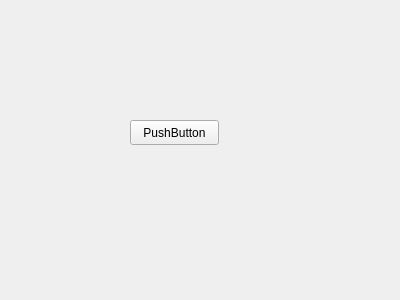
The window that atom_rviz_plugin/src/ui/calibration_panel.ui (lardemua/atom_rviz_plugin) describes before a commit, drawn with Qt 5.
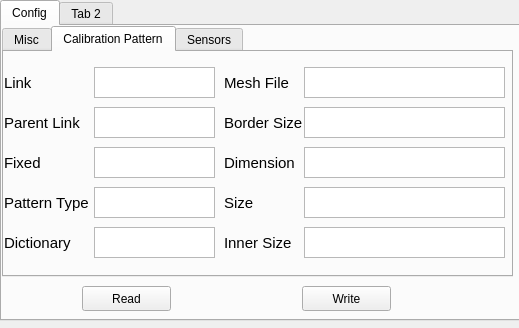
The same window after the commit.

```diff
--- a/atom_rviz_plugin/src/ui/calibration_panel.ui
+++ b/atom_rviz_plugin/src/ui/calibration_panel.ui
@@ -6,25 +6,1034 @@
    <rect>
     <x>0</x>
     <y>0</y>
-    <width>400</width>
-    <height>300</height>
+    <width>519</width>
+    <height>328</height>
    </rect>
   </property>
   <property name="windowTitle">
    <string>FirstWidget</string>
   </property>
-  <widget class="QPushButton" name="pushButton">
+  <widget class="QTabWidget" name="mainTabs">
    <property name="geometry">
     <rect>
-     <x>130</x>
-     <y>120</y>
-     <width>89</width>
-     <height>25</height>
+     <x>0</x>
+     <y>0</y>
+     <width>521</width>
+     <height>321</height>
     </rect>
    </property>
-   <property name="text">
-    <string>PushButton</string>
+   <property name="currentIndex">
+    <number>0</number>
    </property>
+   <widget class="QWidget" name="configTab">
+    <attribute name="title">
+     <string>Config</string>
+    </attribute>
+    <widget class="QTabWidget" name="configurationTabs">
+     <property name="enabled">
+      <bool>true</bool>
+     </property>
+     <property name="geometry">
+      <rect>
+       <x>0</x>
+       <y>0</y>
+       <width>511</width>
+       <height>251</height>
+      </rect>
+     </property>
+     <property name="currentIndex">
+      <number>1</number>
+     </property>
+     <widget class="QWidget" name="miscellaneousParamsTab">
+      <attribute name="title">
+       <string>Misc</string>
+      </attribute>
+      <widget class="QTextEdit" name="paramDescriptionFileTextEdit">
+       <property name="enabled">
+        <bool>true</bool>
+       </property>
+       <property name="geometry">
+        <rect>
+         <x>130</x>
+         <y>10</y>
+         <width>371</width>
+         <height>41</height>
+        </rect>
+       </property>
+       <property name="sizePolicy">
+        <sizepolicy hsizetype="Expanding" vsizetype="Expanding">
+         <horstretch>0</horstretch>
+         <verstretch>0</verstretch>
+        </sizepolicy>
+       </property>
+       <property name="minimumSize">
+        <size>
+         <width>0</width>
+         <height>0</height>
+        </size>
+       </property>
+       <property name="maximumSize">
+        <size>
+         <width>16777215</width>
+         <height>16777215</height>
+        </size>
+       </property>
+       <property name="sizeIncrement">
+        <size>
+         <width>0</width>
+         <height>-31072</height>
+        </size>
+       </property>
+       <property name="baseSize">
+        <size>
+         <width>0</width>
+         <height>0</height>
+        </size>
+       </property>
+      </widget>
+      <widget class="QLabel" name="paramBagFileLabel">
+       <property name="geometry">
+        <rect>
+         <x>10</x>
+         <y>60</y>
+         <width>91</width>
+         <height>17</height>
+        </rect>
+       </property>
+       <property name="text">
+        <string>bag_file</string>
+       </property>
+      </widget>
+      <widget class="QLabel" name="paramAnchoredSensorLabel">
+       <property name="geometry">
+        <rect>
+         <x>10</x>
+         <y>140</y>
+         <width>131</width>
+         <height>17</height>
+        </rect>
+       </property>
+       <property name="text">
+        <string>anchored_sensor</string>
+       </property>
+      </widget>
+      <widget class="QTextEdit" name="paramWorldLinkTextEdit">
+       <property name="geometry">
+        <rect>
+         <x>130</x>
+         <y>100</y>
+         <width>371</width>
+         <height>27</height>
+        </rect>
+       </property>
+      </widget>
+      <widget class="QTextEdit" name="paramAnchoredSensorTextEdit">
+       <property name="geometry">
+        <rect>
+         <x>130</x>
+         <y>140</y>
+         <width>371</width>
+         <height>27</height>
+        </rect>
+       </property>
+      </widget>
+      <widget class="QLabel" name="paramDescriptionFileLabel">
+       <property name="geometry">
+        <rect>
+         <x>10</x>
+         <y>20</y>
+         <width>111</width>
+         <height>17</height>
+        </rect>
+       </property>
+       <property name="text">
+        <string>description_file</string>
+       </property>
+      </widget>
+      <widget class="QTextEdit" name="paramBagFileTextEdit">
+       <property name="geometry">
+        <rect>
+         <x>130</x>
+         <y>60</y>
+         <width>371</width>
+         <height>27</height>
+        </rect>
+       </property>
+      </widget>
+      <widget class="QLabel" name="paramWorldLinkLabel">
+       <property name="geometry">
+        <rect>
+         <x>10</x>
+         <y>100</y>
+         <width>81</width>
+         <height>17</height>
+        </rect>
+       </property>
+       <property name="text">
+        <string>world_link</string>
+       </property>
+      </widget>
+      <widget class="QTextEdit" name="paramMaxDurationTextEdit">
+       <property name="geometry">
+        <rect>
+         <x>130</x>
+         <y>180</y>
+         <width>371</width>
+         <height>27</height>
+        </rect>
+       </property>
+      </widget>
+      <widget class="QLabel" name="paramMaxDurationLabel">
+       <property name="geometry">
+        <rect>
+         <x>10</x>
+         <y>177</y>
+         <width>111</width>
+         <height>51</height>
+        </rect>
+       </property>
+       <property name="font">
+        <font>
+         <pointsize>11</pointsize>
+        </font>
+       </property>
+       <property name="text">
+        <string>max_duration_
+between_msgs
+</string>
+       </property>
+      </widget>
+     </widget>
+     <widget class="QWidget" name="calibrationPatternTab">
+      <attribute name="title">
+       <string>Calibration Pattern</string>
+      </attribute>
+      <widget class="QTextEdit" name="paramCalibPatLinkTextEdit">
+       <property name="enabled">
+        <bool>true</bool>
+       </property>
+       <property name="geometry">
+        <rect>
+         <x>90</x>
+         <y>15</y>
+         <width>121</width>
+         <height>31</height>
+        </rect>
+       </property>
+       <property name="sizePolicy">
+        <sizepolicy hsizetype="Expanding" vsizetype="Expanding">
+         <horstretch>0</horstretch>
+         <verstretch>0</verstretch>
+        </sizepolicy>
+       </property>
+       <property name="minimumSize">
+        <size>
+         <width>0</width>
+         <height>0</height>
+        </size>
+       </property>
+       <property name="maximumSize">
+        <size>
+         <width>16777215</width>
+         <height>16777215</height>
+        </size>
+       </property>
+       <property name="sizeIncrement">
+        <size>
+         <width>0</width>
+         <height>-31072</height>
+        </size>
+       </property>
+       <property name="baseSize">
+        <size>
+         <width>0</width>
+         <height>0</height>
+        </size>
+       </property>
+       <property name="font">
+        <font>
+         <pointsize>10</pointsize>
+        </font>
+       </property>
+      </widget>
+      <widget class="QLabel" name="paramCalibPatLinkLabel">
+       <property name="geometry">
+        <rect>
+         <x>0</x>
+         <y>22</y>
+         <width>71</width>
+         <height>17</height>
+        </rect>
+       </property>
+       <property name="font">
+        <font>
+         <pointsize>11</pointsize>
+        </font>
+       </property>
+       <property name="text">
+        <string>Link</string>
+       </property>
+      </widget>
+      <widget class="QTextEdit" name="paramCalibPatParentLinkTextEdit">
+       <property name="enabled">
+        <bool>true</bool>
+       </property>
+       <property name="geometry">
+        <rect>
+         <x>90</x>
+         <y>55</y>
+         <width>121</width>
+         <height>31</height>
+        </rect>
+       </property>
+       <property name="sizePolicy">
+        <sizepolicy hsizetype="Expanding" vsizetype="Expanding">
+         <horstretch>0</horstretch>
+         <verstretch>0</verstretch>
+        </sizepolicy>
+       </property>
+       <property name="minimumSize">
+        <size>
+         <width>0</width>
+         <height>0</height>
+        </size>
+       </property>
+       <property name="maximumSize">
+        <size>
+         <width>16777215</width>
+         <height>16777215</height>
+        </size>
+       </property>
+       <property name="sizeIncrement">
+        <size>
+         <width>0</width>
+         <height>-31072</height>
+        </size>
+       </property>
+       <property name="baseSize">
+        <size>
+         <width>0</width>
+         <height>0</height>
+        </size>
+       </property>
+       <property name="font">
+        <font>
+         <pointsize>10</pointsize>
+        </font>
+       </property>
+      </widget>
+      <widget class="QLabel" name="paramCalibPatParentLinkLabel">
+       <property name="geometry">
+        <rect>
+         <x>0</x>
+         <y>62</y>
+         <width>81</width>
+         <height>17</height>
+        </rect>
+       </property>
+       <property name="font">
+        <font>
+         <pointsize>11</pointsize>
+        </font>
+       </property>
+       <property name="text">
+        <string>Parent Link</string>
+       </property>
+      </widget>
+      <widget class="QLabel" name="paramCalibPatFixedLabel">
+       <property name="geometry">
+        <rect>
+         <x>0</x>
+         <y>102</y>
+         <width>71</width>
+         <height>17</height>
+        </rect>
+       </property>
+       <property name="font">
+        <font>
+         <pointsize>11</pointsize>
+        </font>
+       </property>
+       <property name="text">
+        <string>Fixed</string>
+       </property>
+      </widget>
+      <widget class="QTextEdit" name="paramCalibPatFixedTextEdit">
+       <property name="enabled">
+        <bool>true</bool>
+       </property>
+       <property name="geometry">
+        <rect>
+         <x>90</x>
+         <y>95</y>
+         <width>121</width>
+         <height>31</height>
+        </rect>
+       </property>
+       <property name="sizePolicy">
+        <sizepolicy hsizetype="Expanding" vsizetype="Expanding">
+         <horstretch>0</horstretch>
+         <verstretch>0</verstretch>
+        </sizepolicy>
+       </property>
+       <property name="minimumSize">
+        <size>
+         <width>0</width>
+         <height>0</height>
+        </size>
+       </property>
+       <property name="maximumSize">
+        <size>
+         <width>16777215</width>
+         <height>16777215</height>
+        </size>
+       </property>
+       <property name="sizeIncrement">
+        <size>
+         <width>0</width>
+         <height>-31072</height>
+        </size>
+       </property>
+       <property name="baseSize">
+        <size>
+         <width>0</width>
+         <height>0</height>
+        </size>
+       </property>
+       <property name="font">
+        <font>
+         <pointsize>10</pointsize>
+        </font>
+       </property>
+      </widget>
+      <widget class="QLabel" name="paramCalibPatPatternTypeLabel">
+       <property name="geometry">
+        <rect>
+         <x>0</x>
+         <y>142</y>
+         <width>91</width>
+         <height>17</height>
+        </rect>
+       </property>
+       <property name="font">
+        <font>
+         <pointsize>11</pointsize>
+        </font>
+       </property>
+       <property name="text">
+        <string>Pattern Type</string>
+       </property>
+      </widget>
+      <widget class="QTextEdit" name="paramCalibPatPatternTypeTextEdit">
+       <property name="enabled">
+        <bool>true</bool>
+       </property>
+       <property name="geometry">
+        <rect>
+         <x>90</x>
+         <y>135</y>
+         <width>121</width>
+         <height>31</height>
+        </rect>
+       </property>
+       <property name="sizePolicy">
+        <sizepolicy hsizetype="Expanding" vsizetype="Expanding">
+         <horstretch>0</horstretch>
+         <verstretch>0</verstretch>
+        </sizepolicy>
+       </property>
+       <property name="minimumSize">
+        <size>
+         <width>0</width>
+         <height>0</height>
+        </size>
+       </property>
+       <property name="maximumSize">
+        <size>
+         <width>16777215</width>
+         <height>16777215</height>
+        </size>
+       </property>
+       <property name="sizeIncrement">
+        <size>
+         <width>0</width>
+         <height>-31072</height>
+        </size>
+       </property>
+       <property name="baseSize">
+        <size>
+         <width>0</width>
+         <height>0</height>
+        </size>
+       </property>
+       <property name="font">
+        <font>
+         <pointsize>10</pointsize>
+        </font>
+       </property>
+      </widget>
+      <widget class="QLabel" name="paramCalibPatDictionaryLabel">
+       <property name="geometry">
+        <rect>
+         <x>0</x>
+         <y>182</y>
+         <width>71</width>
+         <height>17</height>
+        </rect>
+       </property>
+       <property name="font">
+        <font>
+         <pointsize>11</pointsize>
+        </font>
+       </property>
+       <property name="text">
+        <string>Dictionary</string>
+       </property>
+      </widget>
+      <widget class="QTextEdit" name="paramCalibPatDictionaryTextEdit">
+       <property name="enabled">
+        <bool>true</bool>
+       </property>
+       <property name="geometry">
+        <rect>
+         <x>90</x>
+         <y>175</y>
+         <width>121</width>
+         <height>31</height>
+        </rect>
+       </property>
+       <property name="sizePolicy">
+        <sizepolicy hsizetype="Expanding" vsizetype="Expanding">
+         <horstretch>0</horstretch>
+         <verstretch>0</verstretch>
+        </sizepolicy>
+       </property>
+       <property name="minimumSize">
+        <size>
+         <width>0</width>
+         <height>0</height>
+        </size>
+       </property>
+       <property name="maximumSize">
+        <size>
+         <width>16777215</width>
+         <height>16777215</height>
+        </size>
+       </property>
+       <property name="sizeIncrement">
+        <size>
+         <width>0</width>
+         <height>-31072</height>
+        </size>
+       </property>
+       <property name="baseSize">
+        <size>
+         <width>0</width>
+         <height>0</height>
+        </size>
+       </property>
+       <property name="font">
+        <font>
+         <pointsize>10</pointsize>
+        </font>
+       </property>
+      </widget>
+      <widget class="QLabel" name="paramCalibPatInnerSizeLabel">
+       <property name="geometry">
+        <rect>
+         <x>220</x>
+         <y>182</y>
+         <width>71</width>
+         <height>17</height>
+        </rect>
+       </property>
+       <property name="font">
+        <font>
+         <pointsize>11</pointsize>
+        </font>
+       </property>
+       <property name="text">
+        <string>Inner Size</string>
+       </property>
+      </widget>
+      <widget class="QTextEdit" name="paramCalibPatMeshFileTextEdit">
+       <property name="enabled">
+        <bool>true</bool>
+       </property>
+       <property name="geometry">
+        <rect>
+         <x>300</x>
+         <y>15</y>
+         <width>201</width>
+         <height>31</height>
+        </rect>
+       </property>
+       <property name="sizePolicy">
+        <sizepolicy hsizetype="Expanding" vsizetype="Expanding">
+         <horstretch>0</horstretch>
+         <verstretch>0</verstretch>
+        </sizepolicy>
+       </property>
+       <property name="minimumSize">
+        <size>
+         <width>0</width>
+         <height>0</height>
+        </size>
+       </property>
+       <property name="maximumSize">
+        <size>
+         <width>16777215</width>
+         <height>16777215</height>
+        </size>
+       </property>
+       <property name="sizeIncrement">
+        <size>
+         <width>0</width>
+         <height>-31072</height>
+        </size>
+       </property>
+       <property name="baseSize">
+        <size>
+         <width>0</width>
+         <height>0</height>
+        </size>
+       </property>
+       <property name="font">
+        <font>
+         <pointsize>9</pointsize>
+        </font>
+       </property>
+      </widget>
+      <widget class="QLabel" name="paramCalibPatMeshFileLabel">
+       <property name="geometry">
+        <rect>
+         <x>220</x>
+         <y>22</y>
+         <width>71</width>
+         <height>17</height>
+        </rect>
+       </property>
+       <property name="font">
+        <font>
+         <pointsize>11</pointsize>
+        </font>
+       </property>
+       <property name="text">
+        <string>Mesh File</string>
+       </property>
+      </widget>
+      <widget class="QLabel" name="paramCalibPatBorderSizeLabel">
+       <property name="geometry">
+        <rect>
+         <x>220</x>
+         <y>62</y>
+         <width>81</width>
+         <height>17</height>
+        </rect>
+       </property>
+       <property name="font">
+        <font>
+         <pointsize>11</pointsize>
+        </font>
+       </property>
+       <property name="text">
+        <string>Border Size</string>
+       </property>
+      </widget>
+      <widget class="QTextEdit" name="paramCalibPatInnerSizeTextEdit">
+       <property name="enabled">
+        <bool>true</bool>
+       </property>
+       <property name="geometry">
+        <rect>
+         <x>300</x>
+         <y>175</y>
+         <width>201</width>
+         <height>31</height>
+        </rect>
+       </property>
+       <property name="sizePolicy">
+        <sizepolicy hsizetype="Expanding" vsizetype="Expanding">
+         <horstretch>0</horstretch>
+         <verstretch>0</verstretch>
+        </sizepolicy>
+       </property>
+       <property name="minimumSize">
+        <size>
+         <width>0</width>
+         <height>0</height>
+        </size>
+       </property>
+       <property name="maximumSize">
+        <size>
+         <width>16777215</width>
+         <height>16777215</height>
+        </size>
+       </property>
+       <property name="sizeIncrement">
+        <size>
+         <width>0</width>
+         <height>-31072</height>
+        </size>
+       </property>
+       <property name="baseSize">
+        <size>
+         <width>0</width>
+         <height>0</height>
+        </size>
+       </property>
+       <property name="font">
+        <font>
+         <pointsize>10</pointsize>
+        </font>
+       </property>
+      </widget>
+      <widget class="QTextEdit" name="paramCalibPatSizeTextEdit">
+       <property name="enabled">
+        <bool>true</bool>
+       </property>
+       <property name="geometry">
+        <rect>
+         <x>300</x>
+         <y>135</y>
+         <width>201</width>
+         <height>31</height>
+        </rect>
+       </property>
+       <property name="sizePolicy">
+        <sizepolicy hsizetype="Expanding" vsizetype="Expanding">
+         <horstretch>0</horstretch>
+         <verstretch>0</verstretch>
+        </sizepolicy>
+       </property>
+       <property name="minimumSize">
+        <size>
+         <width>0</width>
+         <height>0</height>
+        </size>
+       </property>
+       <property name="maximumSize">
+        <size>
+         <width>16777215</width>
+         <height>16777215</height>
+        </size>
+       </property>
+       <property name="sizeIncrement">
+        <size>
+         <width>0</width>
+         <height>-31072</height>
+        </size>
+       </property>
+       <property name="baseSize">
+        <size>
+         <width>0</width>
+         <height>0</height>
+        </size>
+       </property>
+       <property name="font">
+        <font>
+         <pointsize>10</pointsize>
+        </font>
+       </property>
+      </widget>
+      <widget class="QLabel" name="paramCalibPatDimensionLabel">
+       <property name="geometry">
+        <rect>
+         <x>220</x>
+         <y>102</y>
+         <width>71</width>
+         <height>17</height>
+        </rect>
+       </property>
+       <property name="font">
+        <font>
+         <pointsize>11</pointsize>
+        </font>
+       </property>
+       <property name="text">
+        <string>Dimension</string>
+       </property>
+      </widget>
+      <widget class="QTextEdit" name="paramCalibPatDimensionTextEdit">
+       <property name="enabled">
+        <bool>true</bool>
+       </property>
+       <property name="geometry">
+        <rect>
+         <x>300</x>
+         <y>95</y>
+         <width>201</width>
+         <height>31</height>
+        </rect>
+       </property>
+       <property name="sizePolicy">
+        <sizepolicy hsizetype="Expanding" vsizetype="Expanding">
+         <horstretch>0</horstretch>
+         <verstretch>0</verstretch>
+        </sizepolicy>
+       </property>
+       <property name="minimumSize">
+        <size>
+         <width>0</width>
+         <height>0</height>
+        </size>
+       </property>
+       <property name="maximumSize">
+        <size>
+         <width>16777215</width>
+         <height>16777215</height>
+        </size>
+       </property>
+       <property name="sizeIncrement">
+        <size>
+         <width>0</width>
+         <height>-31072</height>
+        </size>
+       </property>
+       <property name="baseSize">
+        <size>
+         <width>0</width>
+         <height>0</height>
+        </size>
+       </property>
+       <property name="font">
+        <font>
+         <pointsize>10</pointsize>
+        </font>
+       </property>
+      </widget>
+      <widget class="QTextEdit" name="paramCalibPatBorderSizeTextEdit">
+       <property name="enabled">
+        <bool>true</bool>
+       </property>
+       <property name="geometry">
+        <rect>
+         <x>300</x>
+         <y>55</y>
+         <width>201</width>
+         <height>31</height>
+        </rect>
+       </property>
+       <property name="sizePolicy">
+        <sizepolicy hsizetype="Expanding" vsizetype="Expanding">
+         <horstretch>0</horstretch>
+         <verstretch>0</verstretch>
+        </sizepolicy>
+       </property>
+       <property name="minimumSize">
+        <size>
+         <width>0</width>
+         <height>0</height>
+        </size>
+       </property>
+       <property name="maximumSize">
+        <size>
+         <width>16777215</width>
+         <height>16777215</height>
+        </size>
+       </property>
+       <property name="sizeIncrement">
+        <size>
+         <width>0</width>
+         <height>-31072</height>
+        </size>
+       </property>
+       <property name="baseSize">
+        <size>
+         <width>0</width>
+         <height>0</height>
+        </size>
+       </property>
+       <property name="font">
+        <font>
+         <pointsize>10</pointsize>
+        </font>
+       </property>
+      </widget>
+      <widget class="QLabel" name="paramCalibPatSizeLabel">
+       <property name="geometry">
+        <rect>
+         <x>220</x>
+         <y>142</y>
+         <width>61</width>
+         <height>17</height>
+        </rect>
+       </property>
+       <property name="font">
+        <font>
+         <pointsize>11</pointsize>
+        </font>
+       </property>
+       <property name="text">
+        <string>Size</string>
+       </property>
+      </widget>
+     </widget>
+     <widget class="QWidget" name="sensorsTab">
+      <attribute name="title">
+       <string>Sensors</string>
+      </attribute>
+      <widget class="QTextEdit" name="paramSensorsLinkTextEdit">
+       <property name="geometry">
+        <rect>
+         <x>100</x>
+         <y>10</y>
+         <width>191</width>
+         <height>31</height>
+        </rect>
+       </property>
+       <property name="sizePolicy">
+        <sizepolicy hsizetype="Expanding" vsizetype="Expanding">
+         <horstretch>0</horstretch>
+         <verstretch>0</verstretch>
+        </sizepolicy>
+       </property>
+       <property name="maximumSize">
+        <size>
+         <width>16777215</width>
+         <height>16777215</height>
+        </size>
+       </property>
+      </widget>
+      <widget class="QTextEdit" name="paramSensorsParentLinkTextEdit">
+       <property name="geometry">
+        <rect>
+         <x>100</x>
+         <y>60</y>
+         <width>191</width>
+         <height>31</height>
+        </rect>
+       </property>
+      </widget>
+      <widget class="QTextEdit" name="paramSensorsChildLinkTextEdit">
+       <property name="geometry">
+        <rect>
+         <x>100</x>
+         <y>110</y>
+         <width>191</width>
+         <height>31</height>
+        </rect>
+       </property>
+      </widget>
+      <widget class="QTextEdit" name="paramSensorsTopicNameTextEdit">
+       <property name="geometry">
+        <rect>
+         <x>100</x>
+         <y>160</y>
+         <width>191</width>
+         <height>31</height>
+        </rect>
+       </property>
+      </widget>
+      <widget class="QLabel" name="paramSensorsTopicNameLabel">
+       <property name="geometry">
+        <rect>
+         <x>10</x>
+         <y>170</y>
+         <width>91</width>
+         <height>17</height>
+        </rect>
+       </property>
+       <property name="text">
+        <string>Topic Name</string>
+       </property>
+      </widget>
+      <widget class="QLabel" name="paramSensorsLinkLabel">
+       <property name="geometry">
+        <rect>
+         <x>10</x>
+         <y>20</y>
+         <width>67</width>
+         <height>17</height>
+        </rect>
+       </property>
+       <property name="text">
+        <string>Link</string>
+       </property>
+      </widget>
+      <widget class="QLabel" name="paramSensorsChildLinkLabel">
+       <property name="geometry">
+        <rect>
+         <x>10</x>
+         <y>120</y>
+         <width>67</width>
+         <height>17</height>
+        </rect>
+       </property>
+       <property name="text">
+        <string>Child Link</string>
+       </property>
+      </widget>
+      <widget class="QLabel" name="paramSensorsParentLinkLabel">
+       <property name="geometry">
+        <rect>
+         <x>10</x>
+         <y>70</y>
+         <width>81</width>
+         <height>17</height>
+        </rect>
+       </property>
+       <property name="text">
+        <string>Parent Link</string>
+       </property>
+      </widget>
+      <widget class="QToolButton" name="toolButton">
+       <property name="geometry">
+        <rect>
+         <x>330</x>
+         <y>10</y>
+         <width>71</width>
+         <height>21</height>
+        </rect>
+       </property>
+       <property name="text">
+        <string>...</string>
+       </property>
+      </widget>
+      <widget class="QComboBox" name="comboBox">
+       <property name="geometry">
+        <rect>
+         <x>350</x>
+         <y>40</y>
+         <width>86</width>
+         <height>25</height>
+        </rect>
+       </property>
+      </widget>
+     </widget>
+    </widget>
+    <widget class="QPushButton" name="readButton">
+     <property name="geometry">
+      <rect>
+       <x>80</x>
+       <y>260</y>
+       <width>89</width>
+       <height>25</height>
+      </rect>
+     </property>
+     <property name="text">
+      <string>Read</string>
+     </property>
+    </widget>
+    <widget class="QPushButton" name="writeButton">
+     <property name="geometry">
+      <rect>
+       <x>300</x>
+       <y>260</y>
+       <width>89</width>
+       <height>25</height>
+      </rect>
+     </property>
+     <property name="text">
+      <string>Write</string>
+     </property>
+    </widget>
+   </widget>
+   <widget class="QWidget" name="tab_1">
+    <attribute name="title">
+     <string>Tab 2</string>
+    </attribute>
+   </widget>
   </widget>
  </widget>
  <resources/>
```
